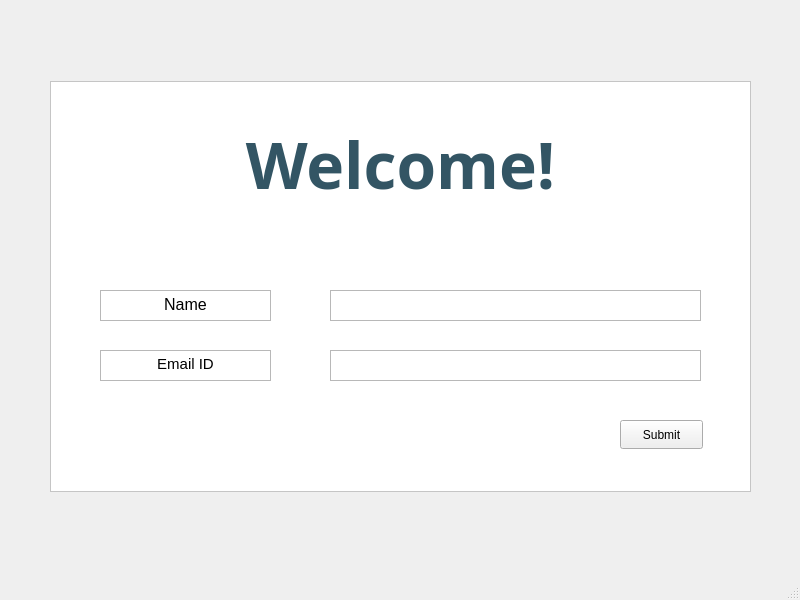
This is mainwindow.ui in AnushreeBannadabhavi/Orator as Qt 5 draws it before an edit. The edited form follows.
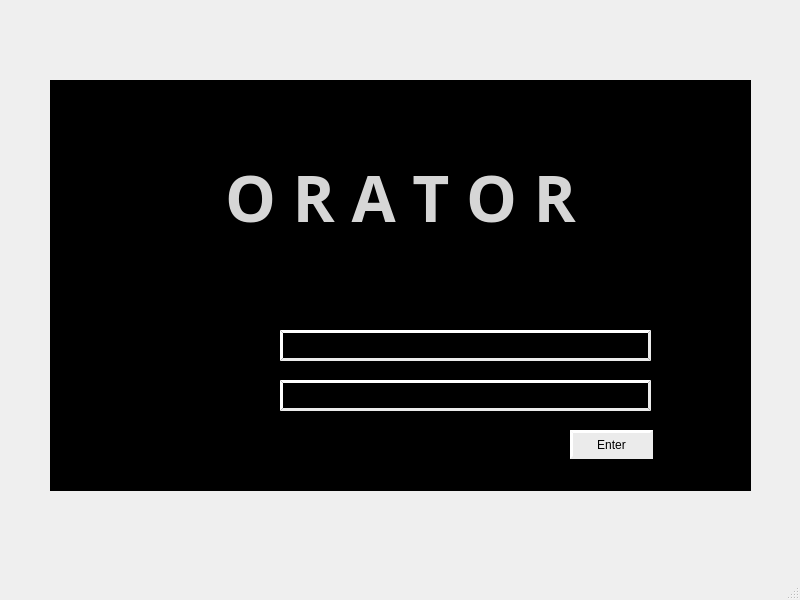
This is the edited form.

The edit to the form file:
```diff
--- a/mainwindow.ui
+++ b/mainwindow.ui
@@ -21,11 +21,17 @@
     <property name="geometry">
      <rect>
       <x>50</x>
-      <y>81</y>
+      <y>80</y>
       <width>701</width>
       <height>411</height>
      </rect>
     </property>
+    <property name="sizePolicy">
+     <sizepolicy hsizetype="Expanding" vsizetype="Expanding">
+      <horstretch>0</horstretch>
+      <verstretch>0</verstretch>
+     </sizepolicy>
+    </property>
     <property name="font">
      <font>
       <family>Perpetua</family>
@@ -38,9 +44,9 @@
      <bool>false</bool>
     </property>
     <property name="styleSheet">
-     <string notr="true">background-color: rgb(86, 86, 86);
+     <string notr="true">background-color: rgb(0, 0, 0);
 font: 9pt &quot;Perpetua&quot;;
-background-color: rgb(255, 255, 255);
+background-color: rgb(0, 0, 0);
 gridline-color: rgb(255, 255, 255);
 border-bottom-color: rgb(255, 255, 255);</string>
     </property>
@@ -51,48 +57,16 @@
 &lt;/style&gt;&lt;/head&gt;&lt;body style=&quot; font-family:'Perpetua'; font-size:9pt; font-weight:400; font-style:normal;&quot;&gt;
 &lt;p align=&quot;center&quot; style=&quot;-qt-paragraph-type:empty; margin-top:0px; margin-bottom:0px; margin-left:0px; margin-right:0px; -qt-block-indent:0; text-indent:0px;&quot;&gt;&lt;br /&gt;&lt;/p&gt;
 &lt;p align=&quot;center&quot; style=&quot;-qt-paragraph-type:empty; margin-top:0px; margin-bottom:0px; margin-left:0px; margin-right:0px; -qt-block-indent:0; text-indent:0px;&quot;&gt;&lt;br /&gt;&lt;/p&gt;
-&lt;p align=&quot;center&quot; style=&quot; margin-top:0px; margin-bottom:0px; margin-left:0px; margin-right:0px; -qt-block-indent:0; text-indent:0px;&quot;&gt;&lt;span style=&quot; font-size:48pt; font-weight:700; color:#335564;&quot;&gt;Welcome!&lt;/span&gt;&lt;/p&gt;&lt;/body&gt;&lt;/html&gt;</string>
-    </property>
-   </widget>
-   <widget class="QTextBrowser" name="textBrowserName">
-    <property name="geometry">
-     <rect>
-      <x>100</x>
-      <y>290</y>
-      <width>171</width>
-      <height>31</height>
-     </rect>
-    </property>
-    <property name="html">
-     <string>&lt;!DOCTYPE HTML PUBLIC &quot;-//W3C//DTD HTML 4.0//EN&quot; &quot;http://www.w3.org/TR/REC-html40/strict.dtd&quot;&gt;
-&lt;html&gt;&lt;head&gt;&lt;meta name=&quot;qrichtext&quot; content=&quot;1&quot; /&gt;&lt;meta charset=&quot;utf-8&quot; /&gt;&lt;style type=&quot;text/css&quot;&gt;
-p, li { white-space: pre-wrap; }
-&lt;/style&gt;&lt;/head&gt;&lt;body style=&quot; font-family:'Segoe UI'; font-size:9pt; font-weight:400; font-style:normal;&quot;&gt;
-&lt;p align=&quot;center&quot; style=&quot; margin-top:0px; margin-bottom:0px; margin-left:0px; margin-right:0px; -qt-block-indent:0; text-indent:0px;&quot;&gt;&lt;span style=&quot; font-size:12pt;&quot;&gt;Name&lt;/span&gt;&lt;/p&gt;&lt;/body&gt;&lt;/html&gt;</string>
-    </property>
-   </widget>
-   <widget class="QTextBrowser" name="textBrowserEmail">
-    <property name="geometry">
-     <rect>
-      <x>100</x>
-      <y>350</y>
-      <width>171</width>
-      <height>31</height>
-     </rect>
-    </property>
-    <property name="html">
-     <string>&lt;!DOCTYPE HTML PUBLIC &quot;-//W3C//DTD HTML 4.0//EN&quot; &quot;http://www.w3.org/TR/REC-html40/strict.dtd&quot;&gt;
-&lt;html&gt;&lt;head&gt;&lt;meta name=&quot;qrichtext&quot; content=&quot;1&quot; /&gt;&lt;meta charset=&quot;utf-8&quot; /&gt;&lt;style type=&quot;text/css&quot;&gt;
-p, li { white-space: pre-wrap; }
-&lt;/style&gt;&lt;/head&gt;&lt;body style=&quot; font-family:'Segoe UI'; font-size:9pt; font-weight:400; font-style:normal;&quot;&gt;
-&lt;p align=&quot;center&quot; style=&quot; margin-top:0px; margin-bottom:0px; margin-left:0px; margin-right:0px; -qt-block-indent:0; text-indent:0px;&quot;&gt;&lt;span style=&quot; font-size:11pt;&quot;&gt;Email ID&lt;/span&gt;&lt;/p&gt;&lt;/body&gt;&lt;/html&gt;</string>
+&lt;p align=&quot;center&quot; style=&quot;-qt-paragraph-type:empty; margin-top:0px; margin-bottom:0px; margin-left:0px; margin-right:0px; -qt-block-indent:0; text-indent:0px;&quot;&gt;&lt;br /&gt;&lt;/p&gt;
+&lt;p align=&quot;center&quot; style=&quot;-qt-paragraph-type:empty; margin-top:0px; margin-bottom:0px; margin-left:0px; margin-right:0px; -qt-block-indent:0; text-indent:0px;&quot;&gt;&lt;br /&gt;&lt;/p&gt;
+&lt;p align=&quot;center&quot; style=&quot; margin-top:0px; margin-bottom:0px; margin-left:0px; margin-right:0px; -qt-block-indent:0; text-indent:0px;&quot;&gt;&lt;span style=&quot; font-size:48pt; font-weight:700; color:#d6d6d6;&quot;&gt;O R A T O R&lt;/span&gt;&lt;/p&gt;&lt;/body&gt;&lt;/html&gt;</string>
     </property>
    </widget>
    <widget class="QTextEdit" name="textEditName">
     <property name="geometry">
      <rect>
-      <x>330</x>
-      <y>290</y>
+      <x>280</x>
+      <y>330</y>
       <width>371</width>
       <height>31</height>
      </rect>
@@ -101,35 +75,100 @@
      <bool>false</bool>
     </property>
     <property name="styleSheet">
-     <string notr="true">border-top-color: rgb(0, 0, 0);
-border-right-color: rgb(0, 0, 0);
-border-bottom-color: rgb(0, 0, 0);
-border-left-color: rgb(0, 0, 0);</string>
+     <string notr="true">border-top-color: rgb(235, 235, 235);
+border-right-color: rgb(235, 235, 235);
+border-bottom-color: rgb(235, 235, 235);
+border-left-color: rgb(235, 235, 235);
+border-style: outset;
+    border-width: 3px;
+
+    background-color: rgb(0, 0, 0);
+</string>
     </property>
    </widget>
    <widget class="QTextEdit" name="textEditEmail">
     <property name="geometry">
      <rect>
-      <x>330</x>
-      <y>350</y>
+      <x>280</x>
+      <y>380</y>
       <width>371</width>
       <height>31</height>
      </rect>
     </property>
+    <property name="styleSheet">
+     <string notr="true">border-top-color: rgb(235, 235, 235);
+border-right-color: rgb(235, 235, 235);
+border-bottom-color: rgb(235, 235, 235);
+border-left-color: rgb(235, 235, 235);
+border-style: outset;
+    border-width: 3px;
+
+    background-color: rgb(0, 0, 0);
+</string>
+    </property>
    </widget>
    <widget class="QPushButton" name="pushButtonSubmit">
     <property name="geometry">
      <rect>
-      <x>620</x>
-      <y>420</y>
+      <x>570</x>
+      <y>430</y>
       <width>83</width>
       <height>29</height>
      </rect>
     </property>
+    <property name="styleSheet">
+     <string notr="true">border-top-color: rgb(235, 235, 235);
+border-right-color: rgb(235, 235, 235);
+border-bottom-color: rgb(235, 235, 235);
+border-left-color: rgb(235, 235, 235);
+border-style: outset;
+    border-width: 3px;
+
+    background-color: rgb(235, 235, 235);
+</string>
+    </property>
     <property name="text">
-     <string>Submit</string>
+     <string>Enter</string>
     </property>
    </widget>
+   <widget class="QWidget" name="verticalLayoutWidget">
+    <property name="geometry">
+     <rect>
+      <x>150</x>
+      <y>320</y>
+      <width>125</width>
+      <height>91</height>
+     </rect>
+    </property>
+    <layout class="QVBoxLayout" name="verticalLayout">
+     <item>
+      <widget class="QLabel" name="label">
+       <property name="font">
+        <font>
+         <pointsize>14</pointsize>
+         <bold>true</bold>
+        </font>
+       </property>
+       <property name="text">
+        <string>          Name</string>
+       </property>
+      </widget>
+     </item>
+     <item>
+      <widget class="QLabel" name="label_2">
+       <property name="font">
+        <font>
+         <pointsize>14</pointsize>
+         <bold>true</bold>
+        </font>
+       </property>
+       <property name="text">
+        <string>          Email</string>
+       </property>
+      </widget>
+     </item>
+    </layout>
+   </widget>
   </widget>
   <widget class="QMenuBar" name="menubar">
    <property name="geometry">
```
